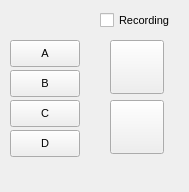
Old version of the form biofeedback/startwindowbf.ui in the repository OPInnovations/opiconsole.
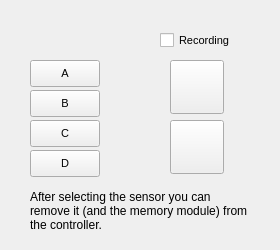
New version of the form. Icons and pictures are not drawn.

```diff
--- a/biofeedback/startwindowbf.ui
+++ b/biofeedback/startwindowbf.ui
@@ -6,8 +6,8 @@
    <rect>
     <x>0</x>
     <y>0</y>
-    <width>189</width>
-    <height>192</height>
+    <width>280</width>
+    <height>250</height>
    </rect>
   </property>
   <property name="windowTitle">
@@ -25,8 +25,8 @@
    <widget class="QCheckBox" name="checkWriteFileBox">
     <property name="geometry">
      <rect>
-      <x>100</x>
-      <y>10</y>
+      <x>160</x>
+      <y>30</y>
       <width>81</width>
       <height>21</height>
      </rect>
@@ -47,8 +47,8 @@
    <widget class="QPushButton" name="pushButton_2">
     <property name="geometry">
      <rect>
-      <x>110</x>
-      <y>100</y>
+      <x>170</x>
+      <y>120</y>
       <width>54</width>
       <height>54</height>
      </rect>
@@ -85,8 +85,8 @@
    <widget class="QPushButton" name="CBP1">
     <property name="geometry">
      <rect>
-      <x>10</x>
-      <y>40</y>
+      <x>30</x>
+      <y>60</y>
       <width>70</width>
       <height>27</height>
      </rect>
@@ -113,8 +113,8 @@
    <widget class="QPushButton" name="CBP4">
     <property name="geometry">
      <rect>
-      <x>10</x>
-      <y>130</y>
+      <x>30</x>
+      <y>150</y>
       <width>70</width>
       <height>27</height>
      </rect>
@@ -144,8 +144,8 @@
     </property>
     <property name="geometry">
      <rect>
-      <x>110</x>
-      <y>40</y>
+      <x>170</x>
+      <y>60</y>
       <width>54</width>
       <height>54</height>
      </rect>
@@ -179,8 +179,8 @@
     </property>
     <property name="geometry">
      <rect>
-      <x>10</x>
-      <y>10</y>
+      <x>30</x>
+      <y>30</y>
       <width>70</width>
       <height>27</height>
      </rect>
@@ -204,8 +204,8 @@
    <widget class="QPushButton" name="CBP2">
     <property name="geometry">
      <rect>
-      <x>10</x>
-      <y>70</y>
+      <x>30</x>
+      <y>90</y>
       <width>70</width>
       <height>27</height>
      </rect>
@@ -232,8 +232,8 @@
    <widget class="QPushButton" name="CBP3">
     <property name="geometry">
      <rect>
-      <x>10</x>
-      <y>100</y>
+      <x>30</x>
+      <y>120</y>
       <width>70</width>
       <height>27</height>
      </rect>
@@ -257,6 +257,22 @@
      <bool>true</bool>
     </property>
    </widget>
+   <widget class="QLabel" name="lblUsageTip">
+    <property name="geometry">
+     <rect>
+      <x>30</x>
+      <y>190</y>
+      <width>221</width>
+      <height>41</height>
+     </rect>
+    </property>
+    <property name="text">
+     <string>After selecting the sensor you can remove it (and the memory module) from the controller.</string>
+    </property>
+    <property name="wordWrap">
+     <bool>true</bool>
+    </property>
+   </widget>
   </widget>
  </widget>
  <resources>
```
Left out of the diff: 2 changed lines with no effect on the pictures.
